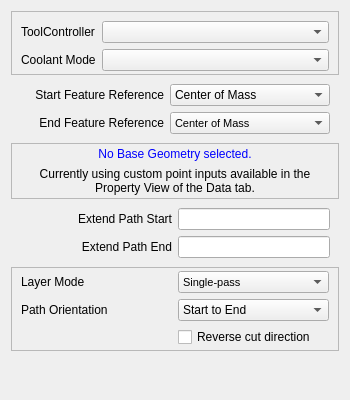
Old version of the form src/Mod/Path/Gui/Resources/panels/PageOpSlotEdit.ui in the repository southseact-3d/fcd.
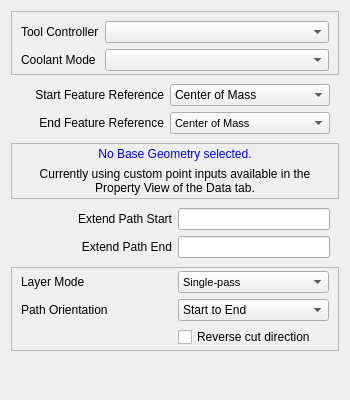
New version of the form. Custom widgets are drawn as their Qt base class.

Commit message: Path: 'ToolController' -> 'Tool Controller' in UI panels

Diff of the .ui file:
```diff
--- a/src/Mod/Path/Gui/Resources/panels/PageOpSlotEdit.ui
+++ b/src/Mod/Path/Gui/Resources/panels/PageOpSlotEdit.ui
@@ -32,7 +32,7 @@
       <item row="0" column="0">
        <widget class="QLabel" name="toolController_label">
         <property name="text">
-         <string>ToolController</string>
+         <string>Tool Controller</string>
         </property>
        </widget>
       </item>
```
The commit also changes 8 other files.
